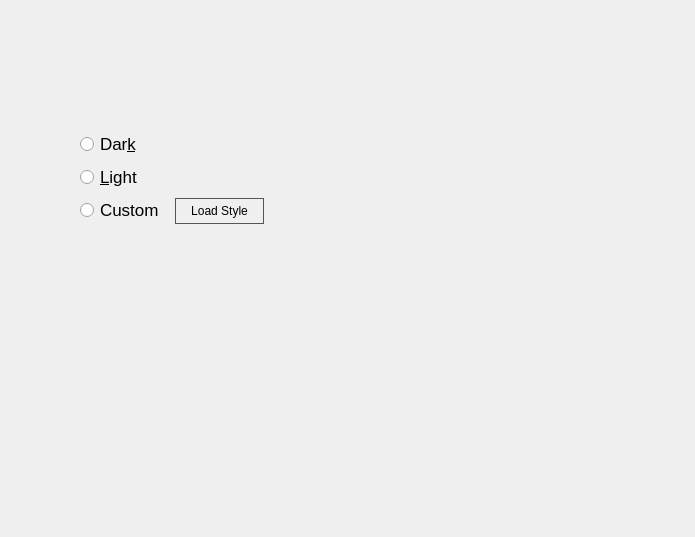
The window that Translate/settingsform.ui (gagikpog/TestAndTranslate) describes before a commit, drawn with Qt 5.
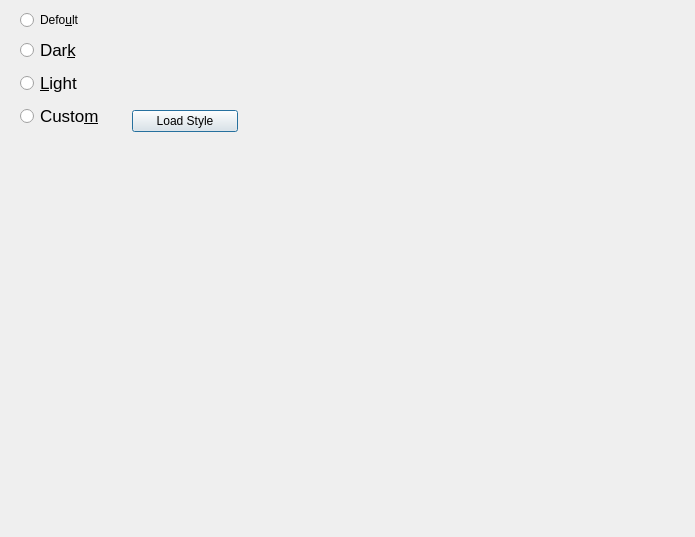
The same window after the commit.

```diff
--- a/Translate/settingsform.ui
+++ b/Translate/settingsform.ui
@@ -14,44 +14,15 @@
    <string>Dialog</string>
   </property>
   <property name="styleSheet">
-   <string notr="true">QWidget {
-background: qradialgradient(cx: 0.3, cy: -0.4,
-fx: 0.3, fy: -0.4,
-radius: 1.3, stop: 0 #fff, stop: 1 #ddd);
-color: #000;
-}
-QPushButton:!enabled {
-background: qradialgradient(cx: 0.3, cy: -0.4,
-fx: 0.3, fy: -0.4,
-radius: 1.3, stop: 0 #fff, stop: 1 #fff);
-border: 1px solid #bbb
-}
-QPushButton {
-color: #000;
-border: 1px solid #555;
-padding: 5px;
-background: qradialgradient(cx: 0.3, cy: -0.4,
-fx: 0.3, fy: -0.4,
-radius: 1.3, stop: 0 #eee, stop: 1 #fff);
-}
-QPushButton:hover {
-background: qradialgradient(cx: 0.3, cy: -0.4,
-fx: 0.3, fy: -0.4,
-radius: 1.3, stop: 0 #eee, stop: 1 #ddd);
-}
-QPushButton:pressed {
-background: qradialgradient(cx: 0.4, cy: -0.1,
-fx: 0.4, fy: -0.1,
-radius: 1.3, stop: 0 #e5e5e5, stop: 1 #d5d5d5);
-}</string>
+   <string notr="true"/>
   </property>
-  <widget class="QWidget" name="">
+  <widget class="QWidget" name="layoutWidget">
    <property name="geometry">
     <rect>
-     <x>80</x>
-     <y>131</y>
-     <width>184</width>
-     <height>93</height>
+     <x>20</x>
+     <y>10</y>
+     <width>218</width>
+     <height>122</height>
     </rect>
    </property>
    <layout class="QHBoxLayout" name="horizontalLayout">
@@ -60,6 +31,13 @@
       <property name="spacing">
        <number>7</number>
       </property>
+      <item>
+       <widget class="QRadioButton" name="rBtmDefoult">
+        <property name="text">
+         <string>Defo&amp;ult</string>
+        </property>
+       </widget>
+      </item>
       <item>
        <widget class="QRadioButton" name="rBtmDark">
         <property name="font">
@@ -92,7 +70,7 @@
          </font>
         </property>
         <property name="text">
-         <string>Custom</string>
+         <string>Custo&amp;m</string>
         </property>
        </widget>
       </item>
```
